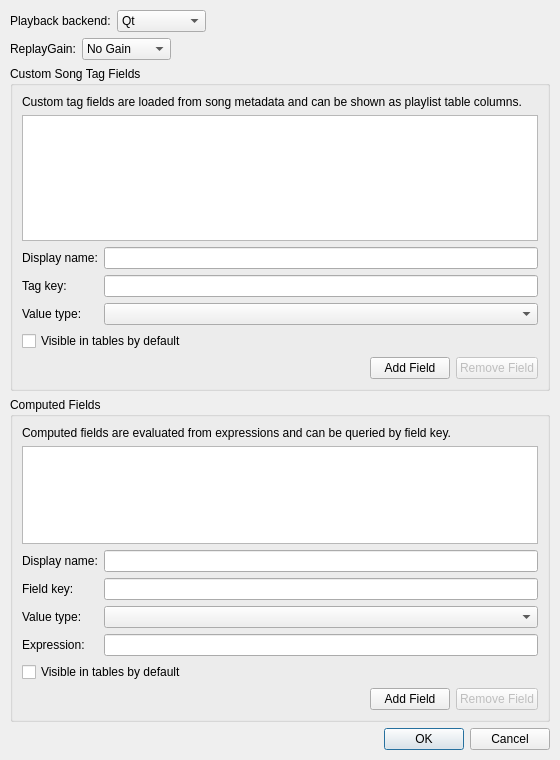
Old version of the form src/settingsdialog.ui in the repository lywlywly/music-player.
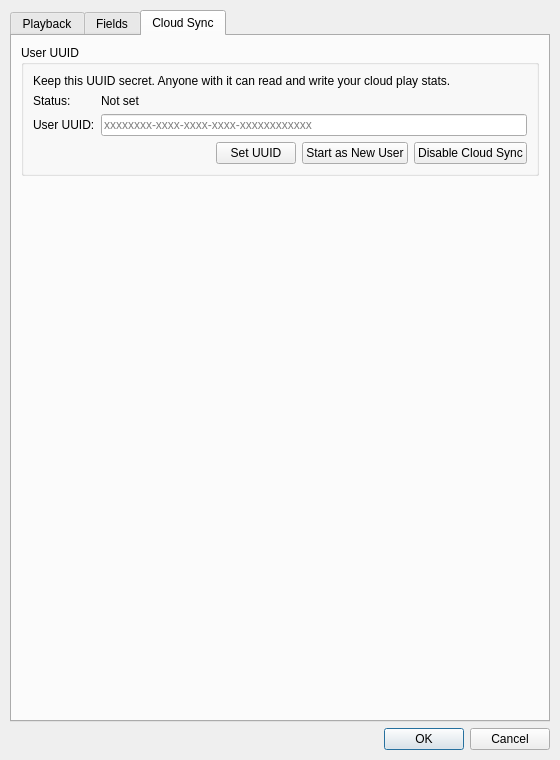
New version of the form. The open tabs and pages were chosen to show the change.

Commit message: feat: add cloud play-stats sync flow

Diff of the .ui file:
```diff
--- a/src/settingsdialog.ui
+++ b/src/settingsdialog.ui
@@ -27,6 +27,16 @@
     <number>10</number>
    </property>
    <item>
+    <widget class="QTabWidget" name="settings_tab_widget">
+     <property name="currentIndex">
+      <number>0</number>
+     </property>
+     <widget class="QWidget" name="playback_tab">
+      <attribute name="title">
+       <string>Playback</string>
+      </attribute>
+      <layout class="QVBoxLayout" name="verticalLayout_7">
+       <item>
     <layout class="QHBoxLayout" name="horizontalLayout">
      <item>
       <widget class="QLabel" name="label">
@@ -103,11 +113,31 @@
     </layout>
    </item>
    <item>
+        <spacer name="verticalSpacer_3">
+         <property name="orientation">
+          <enum>Qt::Orientation::Vertical</enum>
+         </property>
+         <property name="sizeHint" stdset="0">
+          <size>
+           <width>20</width>
+           <height>40</height>
+          </size>
+         </property>
+        </spacer>
+       </item>
+      </layout>
+     </widget>
+     <widget class="QWidget" name="fields_tab">
+      <attribute name="title">
+       <string>Fields</string>
+      </attribute>
+      <layout class="QVBoxLayout" name="verticalLayout_2">
+       <item>
     <widget class="QGroupBox" name="custom_fields_group_box">
      <property name="title">
       <string>Custom Song Tag Fields</string>
      </property>
-     <layout class="QVBoxLayout" name="verticalLayout_2">
+         <layout class="QVBoxLayout" name="verticalLayout_3">
       <item>
        <widget class="QLabel" name="custom_fields_note_label">
         <property name="text">
@@ -208,7 +238,7 @@
      <property name="title">
       <string>Computed Fields</string>
      </property>
-     <layout class="QVBoxLayout" name="verticalLayout_3">
+         <layout class="QVBoxLayout" name="verticalLayout_4">
       <item>
        <widget class="QLabel" name="computed_fields_note_label">
         <property name="text">
@@ -308,6 +338,122 @@
        </layout>
       </item>
      </layout>
+        </widget>
+       </item>
+      </layout>
+     </widget>
+     <widget class="QWidget" name="cloud_sync_tab">
+      <attribute name="title">
+       <string>Cloud Sync</string>
+      </attribute>
+      <layout class="QVBoxLayout" name="verticalLayout_5">
+       <item>
+        <widget class="QGroupBox" name="cloud_sync_group_box">
+         <property name="title">
+          <string>User UUID</string>
+         </property>
+         <layout class="QVBoxLayout" name="verticalLayout_6">
+          <item>
+           <widget class="QLabel" name="cloud_uuid_secret_note_label">
+            <property name="text">
+             <string>Keep this UUID secret. Anyone with it can read and write your cloud play stats.</string>
+            </property>
+            <property name="wordWrap">
+             <bool>true</bool>
+            </property>
+           </widget>
+          </item>
+          <item>
+           <layout class="QFormLayout" name="cloud_sync_form_layout">
+            <item row="0" column="0">
+             <widget class="QLabel" name="cloud_uuid_status_label_caption">
+              <property name="text">
+               <string>Status:</string>
+              </property>
+             </widget>
+            </item>
+            <item row="0" column="1">
+             <widget class="QLabel" name="cloud_uuid_status_label">
+              <property name="text">
+               <string>Not set</string>
+              </property>
+             </widget>
+            </item>
+            <item row="1" column="0">
+             <widget class="QLabel" name="cloud_uuid_label">
+              <property name="text">
+               <string>User UUID:</string>
+              </property>
+             </widget>
+            </item>
+            <item row="1" column="1">
+             <widget class="QLineEdit" name="cloud_uuid_edit">
+              <property name="readOnly">
+               <bool>true</bool>
+              </property>
+              <property name="placeholderText">
+               <string>xxxxxxxx-xxxx-xxxx-xxxx-xxxxxxxxxxxx</string>
+              </property>
+             </widget>
+            </item>
+           </layout>
+          </item>
+          <item>
+           <layout class="QHBoxLayout" name="cloud_uuid_actions_layout">
+            <item>
+             <spacer name="horizontalSpacer_5">
+              <property name="orientation">
+               <enum>Qt::Orientation::Horizontal</enum>
+              </property>
+              <property name="sizeHint" stdset="0">
+               <size>
+                <width>40</width>
+                <height>20</height>
+               </size>
+              </property>
+             </spacer>
+            </item>
+            <item>
+             <widget class="QPushButton" name="set_cloud_uuid_button">
+              <property name="text">
+               <string>Set UUID</string>
+              </property>
+             </widget>
+            </item>
+            <item>
+             <widget class="QPushButton" name="start_new_cloud_user_button">
+              <property name="text">
+               <string>Start as New User</string>
+              </property>
+             </widget>
+            </item>
+            <item>
+             <widget class="QPushButton" name="disable_cloud_sync_button">
+              <property name="text">
+               <string>Disable Cloud Sync</string>
+              </property>
+             </widget>
+            </item>
+           </layout>
+          </item>
+         </layout>
+        </widget>
+       </item>
+       <item>
+        <spacer name="verticalSpacer_2">
+         <property name="orientation">
+          <enum>Qt::Orientation::Vertical</enum>
+         </property>
+         <property name="sizeHint" stdset="0">
+          <size>
+           <width>20</width>
+           <height>40</height>
+          </size>
+         </property>
+        </spacer>
+       </item>
+      </layout>
+     </widget>
     </widget>
    </item>
    <item>
```
Lines whose indentation alone changed are shown as unchanged. The commit also changes 17 other files.
